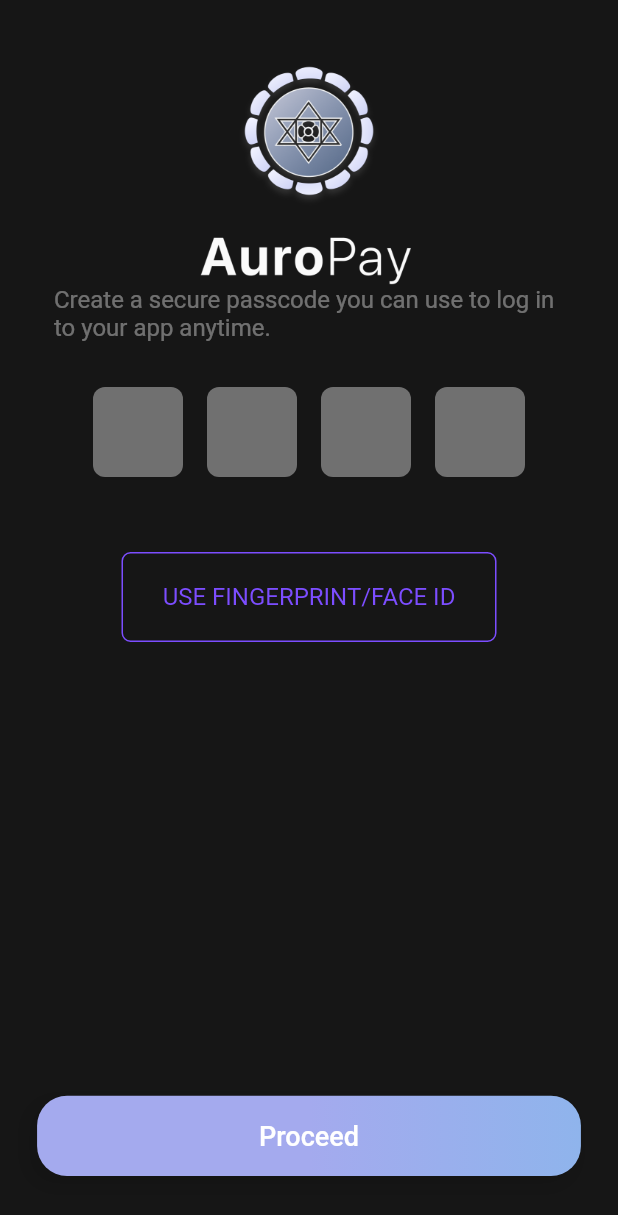
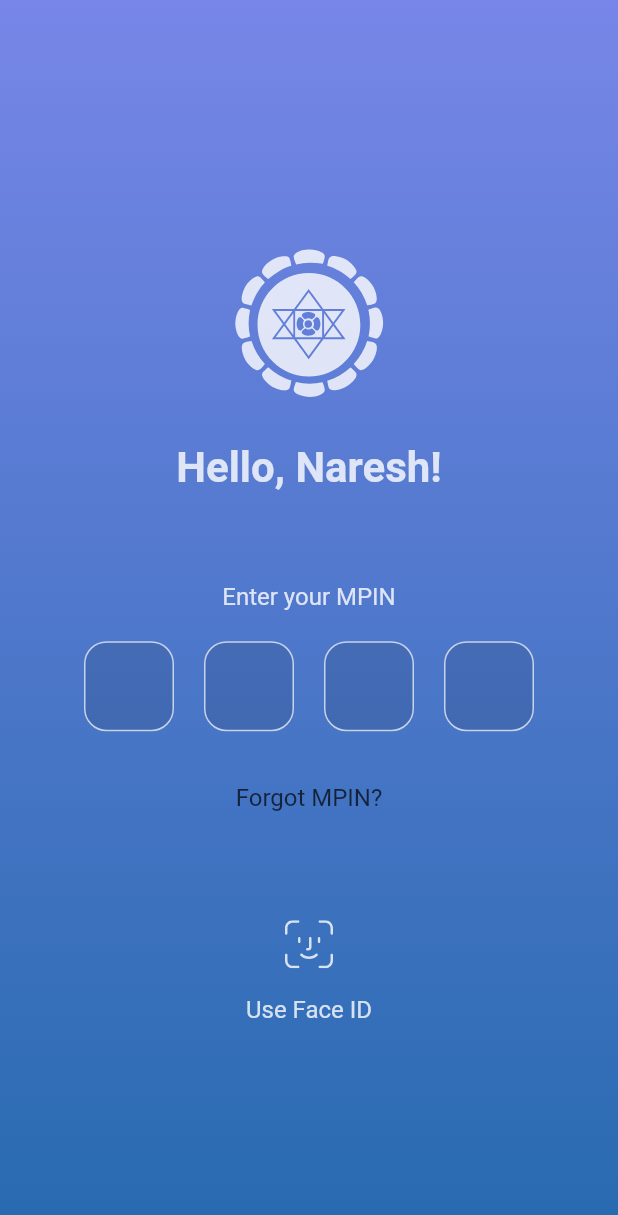
Before and after one commit to Auro-Project/auropay, a Flutter app: the SignedUserScreen screen opened directly, on a phone screen of 412 x 824 dp. Shown: the top 1215 px of the screen. Run offline on Flutter 3.47's test engine with Material 2 defaults, Android fonts, the light colour scheme and no system bars; our stand-ins replace charts_flutter, flutter_svg, share_plus; Roboto replaces fonts that are missing (SF Pro Display).

Commit message:
added signed screen

```diff
--- a/lib/main.dart
+++ b/lib/main.dart
@@ -4,6 +4,7 @@ import 'package:auropay/view/pages/LoginScreens/ConfirmPasscodeScreen.dart';
 import 'package:auropay/view/pages/LoginScreens/LoginScreen.dart';
 import 'package:auropay/view/pages/LoginScreens/PasscodeScreen.dart';
 import 'package:auropay/view/pages/LoginScreens/SignUpScreen.dart';
+import 'package:auropay/view/pages/LoginScreens/SignedUserScreen.dart';
 import 'package:auropay/view/pages/LoginScreens/SuccessAccountScreen.dart';
 import 'package:auropay/view/pages/MoreScreens/ContactScreen.dart';
 import 'package:auropay/view/pages/MoreScreens/HelpScreen.dart';
@@ -90,6 +91,7 @@ class MyApp extends StatelessWidget {
               '/confirmPasscode': (context) => const ConfirmPasscodeScreen(),
               '/accsuccess' : (context) => const SuccessAccountScreen(),
               '/topup' : (context) =>  PaymentTopUpScreen(),
+              '/signedUser' : (context) => const SignedUserScreen(),
             },
           );
         }
--- a/lib/view/pages/LoginScreens/SignedUserScreen.dart
+++ b/lib/view/pages/LoginScreens/SignedUserScreen.dart
@@ -1,5 +1,6 @@
 import 'package:auropay/view/widgets/CustomAppBar.dart';
 import 'package:flutter/material.dart';
+import 'package:flutter_svg/svg.dart';
 import 'package:provider/provider.dart';
 import '../../widgets/AppButtons.dart';
 import '../../widgets/Constants.dart';
@@ -44,29 +45,56 @@ class _SignedUserScreenState extends State<SignedUserScreen> {
     final themeProvider = Provider.of<ThemeProvider>(context);
     return Scaffold(
       backgroundColor: themeProvider.backgroundColor,
-      body: Column(
+      body: Container(
+        decoration: const BoxDecoration(
+          gradient: LinearGradient(
+            colors: [
+              Color(0xFF7786E8),
+              Color(0xFF276AAF),
+            ],
+            begin: Alignment.topCenter,
+            end: Alignment.bottomCenter,
+          ),
+        ),
+        child: Column(
+          mainAxisAlignment: MainAxisAlignment.center,
           children: [
+
             const SizedBox(height: 40),
-          Image.asset(
-            'assets/images/Logo.png',
-            width: 150,
-            height: 150,
-          ),
+
             Padding(
               padding: const EdgeInsets.symmetric(horizontal: 36),
               child: Column(
-              crossAxisAlignment: CrossAxisAlignment.start,
+                crossAxisAlignment: CrossAxisAlignment.center,
                 children: [
-                const Text(
-                  'Create a secure passcode you can use to log in \nto your app anytime.',
+                  SvgPicture.asset(
+                    'assets/images/icons/Logo.svg',
+                    width: 100,
+                    height: 100,
+                    color: Colors.white.withOpacity(0.8),
+                  ),
+                  const SizedBox(height: 30),
+                   Text(
+                    'Hello, Naresh!',
+                    style: TextStyle(
+                      fontSize: 28,
+                      fontWeight: FontWeight.bold,
+                      fontFamily: 'SF Pro Display',
+                      color: Colors.white.withOpacity(0.8),
+
+                    ),
+                  ),
+                  const SizedBox(height: 60),
+                  Text(
+                    'Enter your MPIN',
                     style: TextStyle(
                       fontSize: 16,
                       fontWeight: FontWeight.normal,
                       fontFamily: 'SF Pro Display',
-                    color: Colors.white38,
+                      color: Colors.white.withOpacity(0.8),
                     ),
                   ),
-                const SizedBox(height: 30),
+                  const SizedBox(height: 20),
                   Row(
                     mainAxisAlignment: MainAxisAlignment.center,
                     children: [
@@ -74,11 +102,8 @@ class _SignedUserScreenState extends State<SignedUserScreen> {
                         Container(
                           width: 60,
                           height: 60,
-                        margin: const EdgeInsets.symmetric(horizontal: 8),
-                        decoration: BoxDecoration(
-                          color: Colors.white38,
-                          borderRadius: BorderRadius.circular(8),
-                        ),
+                          margin: const EdgeInsets.symmetric(horizontal: 10),
+                          decoration: border(context, borderRadius: 15),
                           child: TextField(
                             controller: passcodeControllers[i],
                             keyboardType: TextInputType.number,
@@ -103,48 +128,41 @@ class _SignedUserScreenState extends State<SignedUserScreen> {
                         ),
                     ],
                   ),
+                  const SizedBox(height: 20),
+                  TextButton(
+                      onPressed: (){},
+                      child: Text('Forgot MPIN?',style: TextStyle(
+                        fontSize: 16,
+                        fontWeight: FontWeight.normal,
+                        fontFamily: 'SF Pro Display',
+                        color: Colors.black.withOpacity(0.7),
+                      ),)
+                  )
                 ],
               ),
             ),
             const SizedBox(height: 50),
-          Padding(
-            padding: const EdgeInsets.symmetric(horizontal: 16),
-            child: Center(
-              child: OutlinedButton(
-                onPressed: () {
-                  // Add your code here for the action when the button is pressed
-                },
-                style: OutlinedButton.styleFrom(
-                  side: const BorderSide(color: Colors.deepPurpleAccent),
-                  shape: RoundedRectangleBorder(
-                    borderRadius: BorderRadius.circular(6),
+            IconButton(
+              onPressed: () => Navigator.pushNamed(context, '/home'),
+              icon: SvgPicture.asset(
+                'assets/images/icons/faceid.svg',
+                width: 40,
+                color: Colors.white.withOpacity(0.8),
               ),
-                  minimumSize: const Size(250, 60),
               ),
-                child: const Text(
-                  'USE FINGERPRINT/FACE ID',
+            const SizedBox(height: 10),
+            Text(
+              'Use Face ID',
               style: TextStyle(
                 fontSize: 16,
                 fontWeight: FontWeight.normal,
                 fontFamily: 'SF Pro Display',
-                    color: Colors.deepPurpleAccent,
-                  ),
-                  textAlign: TextAlign.center,
-                ),
-              ),
+                color: Colors.white.withOpacity(0.8),
               ),
             ),
             const SizedBox(height: 16),
-          Expanded(
-            child: Align(
-              alignment: Alignment.bottomCenter,
-              child: Padding(
-                padding: const EdgeInsets.only(bottom: 40),
-                child: appButton(context, gradient(context), 'Proceed', '/confirmPasscode'),
+          ],
         ),
-            ),
-          ),
-        ],
       ),
     );
   }
```
Also changed, not shown: assets/images/icons/faceid.svg (added). Lines whose indentation alone changed are shown as unchanged.
